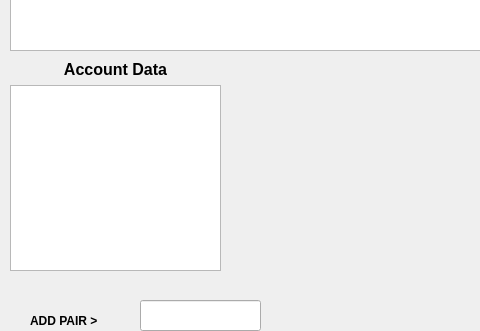
Before: the Qt Designer form ui/main_window.ui in Sulato86/gateio, drawn with Qt 5; both pictures show x 0 to 480 and y 439 to 770 of the 1202 by 858 pixel window.
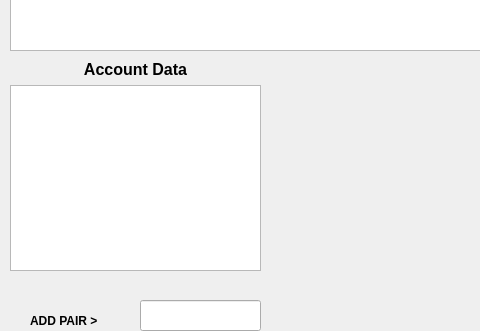
After: the same form once the commit is applied.

```diff
--- a/ui/main_window.ui
+++ b/ui/main_window.ui
@@ -113,7 +113,7 @@
      <rect>
       <x>10</x>
       <y>480</y>
-      <width>211</width>
+      <width>251</width>
       <height>211</height>
      </rect>
     </property>
```
